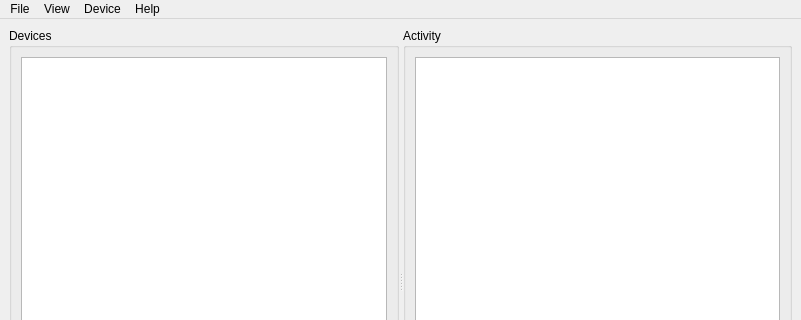
The window that mchelper/branches/v25/layouts/mainwindow.ui (makingthings/makecontroller) describes before a commit, drawn with Qt 5; both pictures show x 0 to 801 and y 0 to 320 of the 801 by 565 pixel window.
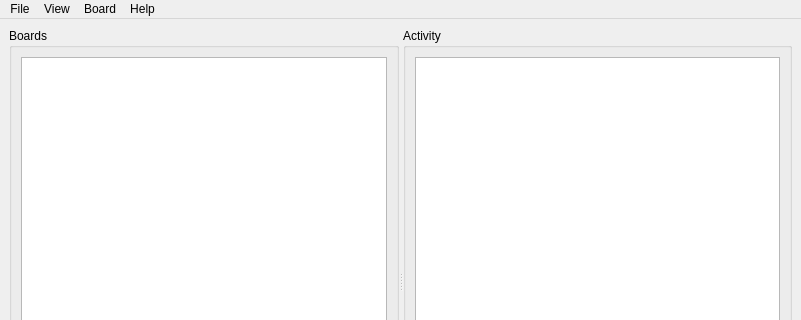
The same window after the commit. Custom widgets are drawn as their Qt base class.

Commit message: - renaming actions to be more consistent

```diff
--- a/mchelper/branches/v25/layouts/mainwindow.ui
+++ b/mchelper/branches/v25/layouts/mainwindow.ui
@@ -32,7 +32,7 @@
       </property>
       <widget class="QGroupBox" name="groupBox" >
        <property name="title" >
-        <string>Devices</string>
+        <string>Boards</string>
        </property>
        <layout class="QGridLayout" >
         <item row="0" column="0" >
@@ -124,7 +124,7 @@
    </widget>
    <widget class="QMenu" name="menuDevice" >
     <property name="title" >
-     <string>Device</string>
+     <string>Board</string>
     </property>
     <addaction name="actionInspector" />
     <addaction name="actionUpload" />
```
Left out of the diff: 12 changed lines with no effect on the pictures. The commit also changes 2 other files.
